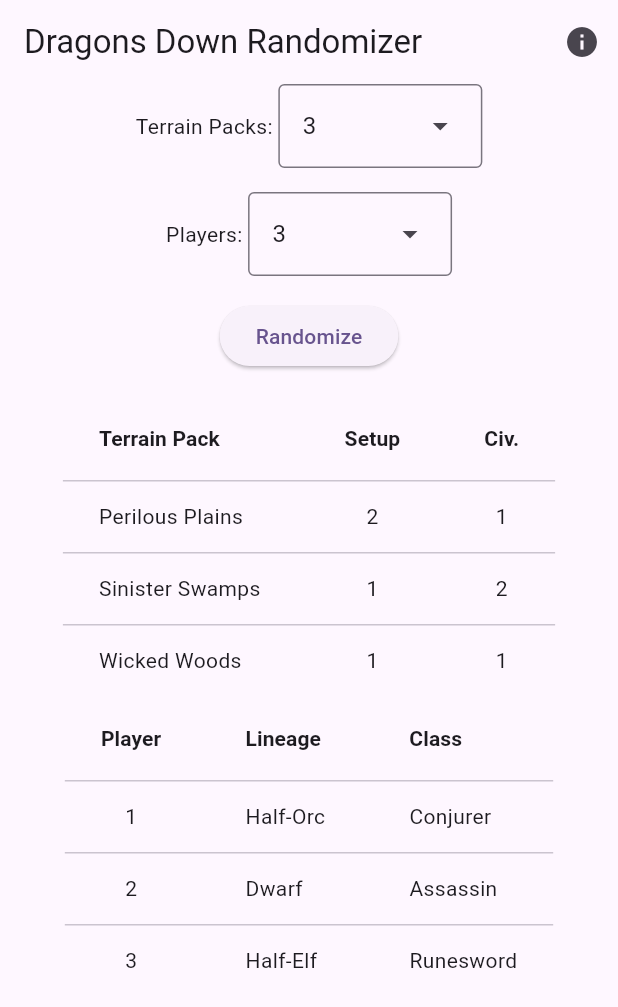
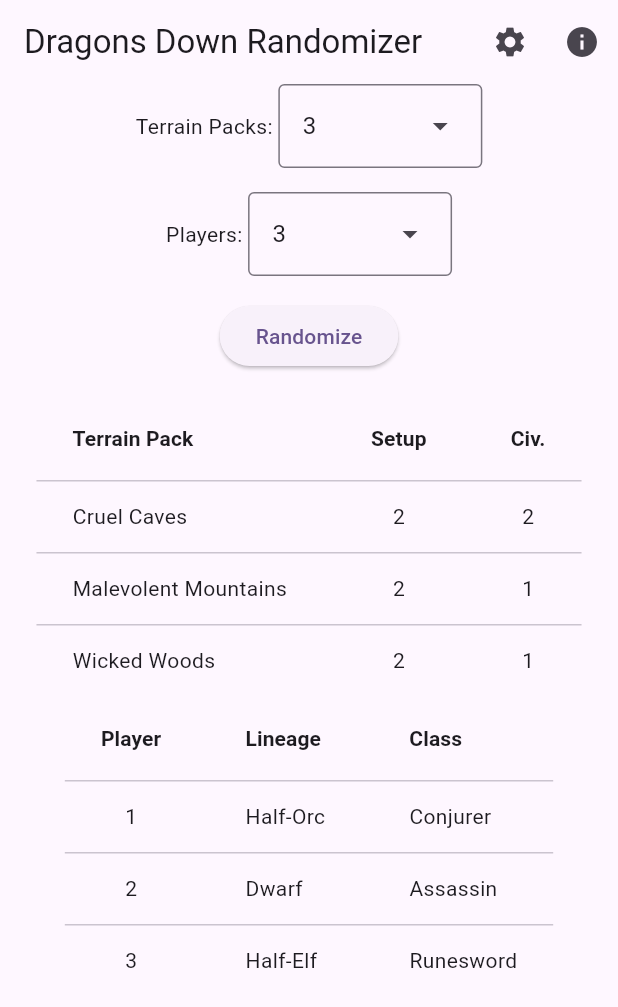
Before and after one commit to doctor-g/DragonsDownRandomizer, a Flutter app: the MainWidget screen opened directly, after a tap on "Randomize", on a phone screen of 412 x 824 dp. Shown: the top 1007 px of the screen. Run offline on Flutter 3.47's test engine with Material 3 defaults, Android fonts, the phone set to English and light mode, and no system bars; our stand-ins replace package_info_plus, settings_ui, shared_preferences; accounts and stored records are empty.

Commit message:
Preventing bad tableaus through user-configured settings

```diff
--- a/lib/game.dart
+++ b/lib/game.dart
@@ -12,15 +12,26 @@
 
 import 'dart:math';
 
-typedef Lineage = String;
+enum Lineage {
+  dwarf('Dwarf'),
+  elf('Elf'),
+  halfling('Halfling'),
+  human('Human'),
+  halfElf('Half-Elf'),
+  halfOrc('Half-Orc');
+
+  final String name;
+
+  const Lineage(this.name);
+}
 
 final lineages = LineageListBuilder().build([
-  LineageSet(4, 'Dwarf'),
-  LineageSet(4, 'Elf'),
-  LineageSet(4, 'Halfling'),
-  LineageSet(4, 'Human'),
-  LineageSet(4, 'Half-Elf'),
-  LineageSet(2, 'Half-Orc'),
+  LineageSet(4, Lineage.dwarf),
+  LineageSet(4, Lineage.elf),
+  LineageSet(4, Lineage.halfling),
+  LineageSet(4, Lineage.human),
+  LineageSet(4, Lineage.halfElf),
+  LineageSet(2, Lineage.halfOrc),
 ]);
 
 class LineageListBuilder {
@@ -41,45 +52,51 @@
 
 class PlayerConfiguration {
   final Lineage lineage;
-  final String clazz;
+  final CharacterClass clazz;
 
   PlayerConfiguration({required this.lineage, required this.clazz});
 }
 
-const classes = [
-  'Archer',
-  'Assassin',
-  'Barbarian',
-  'Bard',
-  'Battle Mage',
-  'Black Knight',
-  'Cleric',
-  'Conjurer',
-  'Druid',
-  'Enchanter',
-  'Executioner',
-  'Illusionist',
-  'Knight',
-  'Magician',
-  'Paladin',
-  'Ranger',
-  'Rogue',
-  'Runesword',
-  'Sorcerer',
-  'Soulless',
-  'Trickster',
-  'Warlock',
-  'Warrior',
-  'Witch',
-];
+enum CharacterClass {
+  archer('Archer'),
+  assassin('Assassin'),
+  barbarian('Barbarian'),
+  bard('Bard'),
+  battleMage('Battle Mage'),
+  blackKnight('Black Knight'),
+  cleric('Cleric'),
+  conjurer('Conjurer'),
+  druid('Druid'),
+  enchanter('Enchanter'),
+  executioner('Executioner'),
+  illusionist('Illusionist'),
+  knight('Knight'),
+  magician('Magician'),
+  paladin('Paladin'),
+  ranger('Ranger'),
+  rogue('Rogue'),
+  runesword('Runesword'),
+  sorcerer('Sorcerer'),
+  soulless('Soulless'),
+  trickster('Trickster'),
+  warlock('Warlock'),
+  warrior('Warrior'),
+  witch('Witch');
 
-const terrainPacks = [
-  'Cruel Caves',
-  'Malevolent Mountains',
-  'Perilous Plains',
-  'Sinister Swamps',
-  'Wicked Woods',
-];
+  final String name;
+  const CharacterClass(this.name);
+}
+
+enum TerrainPack {
+  caves('Cruel Caves'),
+  mountains('Malevolent Mountains'),
+  plains('Perilous Plains'),
+  swamps('Sinister Swamps'),
+  woods('Wicked Woods');
+
+  final String name;
+  const TerrainPack(this.name);
+}
 
 final _random = Random();
 
@@ -93,20 +110,19 @@
 }
 
 class TerrainConfiguration {
-  /// Name of the terrain pack
-  final String packName;
+  final TerrainPack pack;
   final Side setupCardSide;
   final Side civilizationCardSide;
 
   TerrainConfiguration({
-    required this.packName,
+    required this.pack,
     required this.setupCardSide,
     required this.civilizationCardSide,
   });
 
-  factory TerrainConfiguration.withRandomSides(String packName) {
+  factory TerrainConfiguration.withRandomSides(TerrainPack pack) {
     return TerrainConfiguration(
-      packName: packName,
+      pack: pack,
       setupCardSide: Side.pickRandom(),
       civilizationCardSide: Side.pickRandom(),
     );
@@ -127,20 +143,29 @@
     );
   }
 
+  bool hasClass(CharacterClass clazz) =>
+      players.where((player) => player.clazz == clazz).isNotEmpty;
+  bool hasLineage(Lineage lineage) =>
+      players.where((player) => player.lineage == lineage).isNotEmpty;
+  bool hasTerrain(TerrainPack terrain) =>
+      terrains.where((t) => t.pack == terrain).isNotEmpty;
+
   static List<TerrainConfiguration> randomizeTerrains(int count) {
-    if (count < 1 || count > terrainPacks.length) {
+    if (count < 1 || count > TerrainPack.values.length) {
       throw Exception('Illegal argument');
     }
-    final shuffledTerrains = List.of(terrainPacks)..shuffle(_random);
+    final shuffledTerrains = List.of(TerrainPack.values)..shuffle(_random);
     return List.generate(
       count,
       (index) => TerrainConfiguration.withRandomSides(shuffledTerrains[index]),
-    )..sort((config1, config2) => config1.packName.compareTo(config2.packName));
+    )..sort(
+      (config1, config2) => config1.pack.name.compareTo(config2.pack.name),
+    );
   }
 
   static List<PlayerConfiguration> randomizePlayerData(int count) {
     final shuffledLineages = List.of(lineages)..shuffle();
-    final shuffledClasses = List.of(classes)..shuffle();
+    final shuffledClasses = List.of(CharacterClass.values)..shuffle();
     return [
       for (int i = 0; i < count; i++)
         PlayerConfiguration(
@@ -150,3 +175,38 @@
     ];
   }
 }
+
+abstract class TableauPredicate {
+  const TableauPredicate();
+  bool accepts(Tableau tableau);
+}
+
+class ClassRequiresTerrainPredicate extends TableauPredicate {
+  final CharacterClass characterClass;
+  final TerrainPack terrainPack;
+
+  const ClassRequiresTerrainPredicate({
+    required this.characterClass,
+    required this.terrainPack,
+  });
+
+  @override
+  bool accepts(Tableau tableau) {
+    return !tableau.hasClass(characterClass) || tableau.hasTerrain(terrainPack);
+  }
+}
+
+class LineageRequiresTerrainPredicate extends TableauPredicate {
+  final Lineage lineage;
+  final TerrainPack terrain;
+
+  const LineageRequiresTerrainPredicate({
+    required this.lineage,
+    required this.terrain,
+  });
+
+  @override
+  bool accepts(Tableau tableau) {
+    return !tableau.hasLineage(lineage) || tableau.hasTerrain(terrain);
+  }
+}
--- a/lib/main.dart
+++ b/lib/main.dart
@@ -10,9 +10,12 @@
  * You should have received a copy of the GNU General Public License along with Dragons Down Randomizer. If not, see <https://www.gnu.org/licenses/>.
  */
 
+import 'package:dragons_down_randomizer/settings.dart';
 import 'package:flutter/gestures.dart';
 import 'package:flutter/material.dart';
 import 'package:package_info_plus/package_info_plus.dart';
+import 'package:provider/provider.dart';
+import 'package:shared_preferences/shared_preferences.dart';
 import 'package:url_launcher/url_launcher.dart';
 
 import 'game.dart';
@@ -22,10 +25,12 @@
 const sourceUriString = 'https://github.com/doctor-g/DragonsDownRandomizer';
 
 late final PackageInfo packageInfo;
+late final SharedPreferences preferences;
 
 void main() async {
   WidgetsFlutterBinding.ensureInitialized();
   packageInfo = await PackageInfo.fromPlatform();
+  preferences = await SharedPreferences.getInstance();
   runApp(const DragonsDownRandomizerApp());
 }
 
@@ -35,10 +40,13 @@
   // This widget is the root of your application.
   @override
   Widget build(BuildContext context) {
-    return MaterialApp(
-      title: title,
-      theme: ThemeData(colorScheme: .fromSeed(seedColor: Colors.deepPurple)),
-      home: MainWidget(),
+    return ChangeNotifierProvider<Settings>(
+      create: (_) => Settings(preferences),
+      builder: (context, child) => MaterialApp(
+        title: title,
+        theme: ThemeData(colorScheme: .fromSeed(seedColor: Colors.deepPurple)),
+        home: MainWidget(),
+      ),
     );
   }
 }
@@ -57,6 +65,13 @@
       appBar: AppBar(
         title: const Text(title),
         actions: [
+          IconButton(
+            onPressed: () => Navigator.push(
+              context,
+              MaterialPageRoute(builder: (_) => SettingsScreen()),
+            ),
+            icon: const Icon(Icons.settings),
+          ),
           IconButton(
             onPressed: () => _showLegalPopup(context),
             icon: const Icon(Icons.info),
@@ -160,7 +175,7 @@
             duration: const Duration(milliseconds: 250),
             child: _tableau == null
                 ? const SizedBox.shrink()
-                : TableauWidget(_tableau!, key: ValueKey(_tableau)),
+                : TableauWidget(_tableau!, key: ValueKey(_tableau!)),
           ),
         ],
       ),
@@ -169,7 +184,12 @@
 
   void _onRandomizePressed() {
     setState(() {
-      _tableau = Tableau.random(terrains: _terrainCount, players: _playerCount);
+      do {
+        _tableau = Tableau.random(
+          terrains: _terrainCount,
+          players: _playerCount,
+        );
+      } while (!_acceptable(_tableau!));
     });
   }
 
@@ -200,6 +220,38 @@
       ),
     ],
   );
+
+  bool _acceptable(Tableau tableau) {
+    final predicates = <TableauPredicate>[];
+
+    // Use the predicates appropriate to the current application settings.
+    if (context.read<Settings>().preventClassesWithoutTerrains) {
+      predicates.addAll([
+        ClassRequiresTerrainPredicate(
+          characterClass: .barbarian,
+          terrainPack: .mountains,
+        ),
+        ClassRequiresTerrainPredicate(
+          characterClass: .ranger,
+          terrainPack: .woods,
+        ),
+      ]);
+    }
+    if (context.read<Settings>().preventLineagesWithoutTerrains) {
+      predicates.addAll([
+        LineageRequiresTerrainPredicate(lineage: .dwarf, terrain: .caves),
+        LineageRequiresTerrainPredicate(lineage: .halfOrc, terrain: .mountains),
+      ]);
+    }
+
+    // Run all the predicates.
+    for (final predicate in predicates) {
+      if (!predicate.accepts(tableau)) {
+        return false;
+      }
+    }
+    return true;
+  }
 }
 
 class TableauWidget extends StatelessWidget {
@@ -223,7 +275,7 @@
             ..._tableau.terrains.map(
               (config) => DataRow(
                 cells: <DataCell>[
-                  DataCell(Text(config.packName)),
+                  DataCell(Text(config.pack.name)),
                   DataCell(Center(child: Text(config.setupCardSide.format()))),
                   DataCell(
                     Center(child: Text(config.civilizationCardSide.format())),
@@ -247,8 +299,8 @@
               DataRow(
                 cells: [
                   DataCell(Center(child: Text('${i + 1}'))),
-                  DataCell(Text(_tableau.players[i].lineage)),
-                  DataCell(Text(_tableau.players[i].clazz)),
+                  DataCell(Text(_tableau.players[i].lineage.name)),
+                  DataCell(Text(_tableau.players[i].clazz.name)),
                 ],
               ),
           ],
--- /dev/null
+++ b/lib/settings.dart
@@ -0,0 +1,86 @@
+/*
+ * Copyright 2026 Paul Gestwicki
+ *
+ * This file is part of Dragons Down Randomizer.
+ *
+ * Dragons Down Randomizer is free software: you can redistribute it and/or modify it under the terms of the GNU General Public License as published by the Free Software Foundation, either version 3 of the License, or (at your option) any later version.
+ *
+ * Dragons Down Randomizer is distributed in the hope that it will be useful, but WITHOUT ANY WARRANTY; without even the implied warranty of MERCHANTABILITY or FITNESS FOR A PARTICULAR PURPOSE. See the GNU General Public License for more details.
+ *
+ * You should have received a copy of the GNU General Public License along with Dragons Down Randomizer. If not, see <https://www.gnu.org/licenses/>.
+ */
+
+import 'package:flutter/material.dart';
+import 'package:provider/provider.dart';
+import 'package:settings_ui/settings_ui.dart';
+import 'package:shared_preferences/shared_preferences.dart';
+
+class SettingsScreen extends StatelessWidget {
+  const SettingsScreen({super.key});
+
+  @override
+  Widget build(BuildContext context) {
+    return Scaffold(
+      appBar: AppBar(title: const Text('Settings')),
+      body: Consumer<Settings>(
+        builder: (context, settings, child) => SettingsList(
+          sections: [
+            SettingsSection(
+              tiles: [
+                SettingsTile.switchTile(
+                  initialValue: settings.preventClassesWithoutTerrains,
+                  onToggle: (value) =>
+                      settings.preventClassesWithoutTerrains = value,
+                  title: const Text('Prevent bad class-terrain pairings'),
+                  description: const Text(
+                    'Barbarians require Malevolent Mountains, and Rangers require the Wicked Woods.',
+                  ),
+                ),
+                SettingsTile.switchTile(
+                  initialValue: settings.preventLineagesWithoutTerrains,
+                  onToggle: (value) =>
+                      settings.preventLineagesWithoutTerrains = value,
+                  title: const Text('Prevent bad lineage-terrain pairings'),
+                  description: const Text(
+                    'Dwarves require Cruel Caves, and Half-Orcs require Malevolent Mountains.',
+                  ),
+                ),
+              ],
+            ),
+          ],
+        ),
+      ),
+    );
+  }
+}
+
+class Settings extends ChangeNotifier {
+  static const _preventClassesWithoutTerrainsKey =
+      'preventClassesWithoutTerrains';
+  static const _preventLineagesWithoutTerrainsKey =
+      'preventLineagesWithoutTerrains';
+  final SharedPreferences _preferences;
+
+  Settings(this._preferences) {
+    _preventClassesWithoutTerrains =
+        _preferences.getBool(_preventClassesWithoutTerrainsKey) ?? true;
+    _preventLineagesWithoutTerrains =
+        _preferences.getBool(_preventLineagesWithoutTerrainsKey) ?? true;
+  }
+
+  late bool _preventClassesWithoutTerrains;
+  bool get preventClassesWithoutTerrains => _preventClassesWithoutTerrains;
+  set preventClassesWithoutTerrains(bool value) {
+    _preventClassesWithoutTerrains = value;
+    _preferences.setBool(_preventClassesWithoutTerrainsKey, value);
+    notifyListeners();
+  }
+
+  late bool _preventLineagesWithoutTerrains;
+  bool get preventLineagesWithoutTerrains => _preventLineagesWithoutTerrains;
+  set preventLineagesWithoutTerrains(bool value) {
+    _preventLineagesWithoutTerrains = value;
+    _preferences.setBool(_preventLineagesWithoutTerrainsKey, value);
+    notifyListeners();
+  }
+}
--- a/pubspec.yaml
+++ b/pubspec.yaml
@@ -11,12 +11,16 @@
   flutter:
     sdk: flutter
   package_info_plus: ^10.2.0
+  provider: ^6.1.5+1
+  settings_ui: ^3.0.1
+  shared_preferences: ^2.5.5
   url_launcher: ^6.3.2
 
 dev_dependencies:
   flutter_test:
     sdk: flutter
   flutter_lints: ^6.0.0
+  test: ^1.31.0
 
 flutter:
   uses-material-design: true
```
Also changed, not shown: pubspec.lock, 2 other files.
